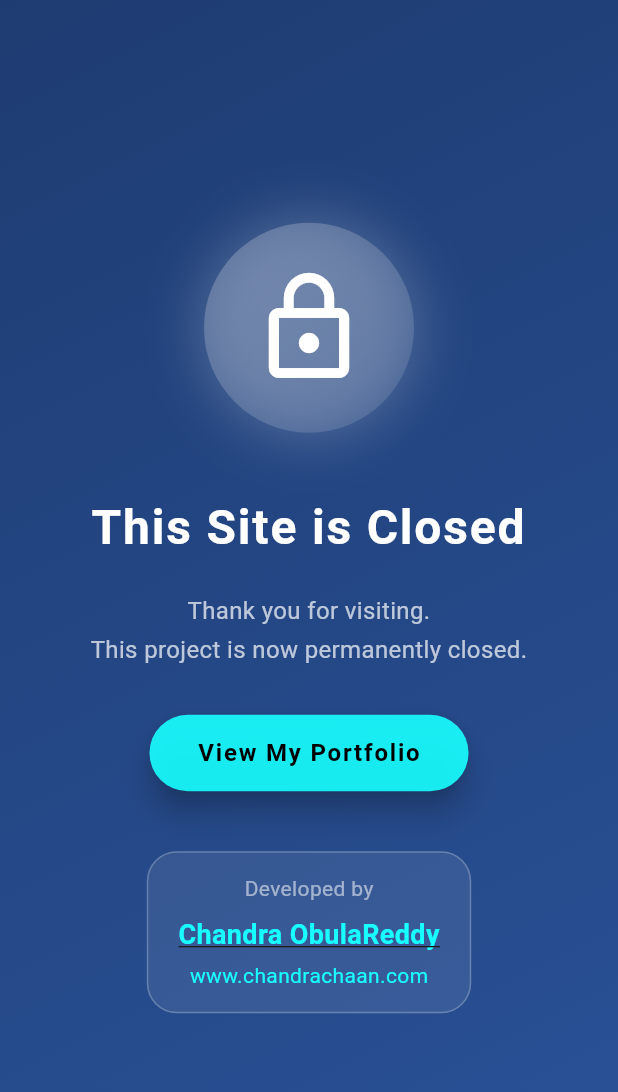
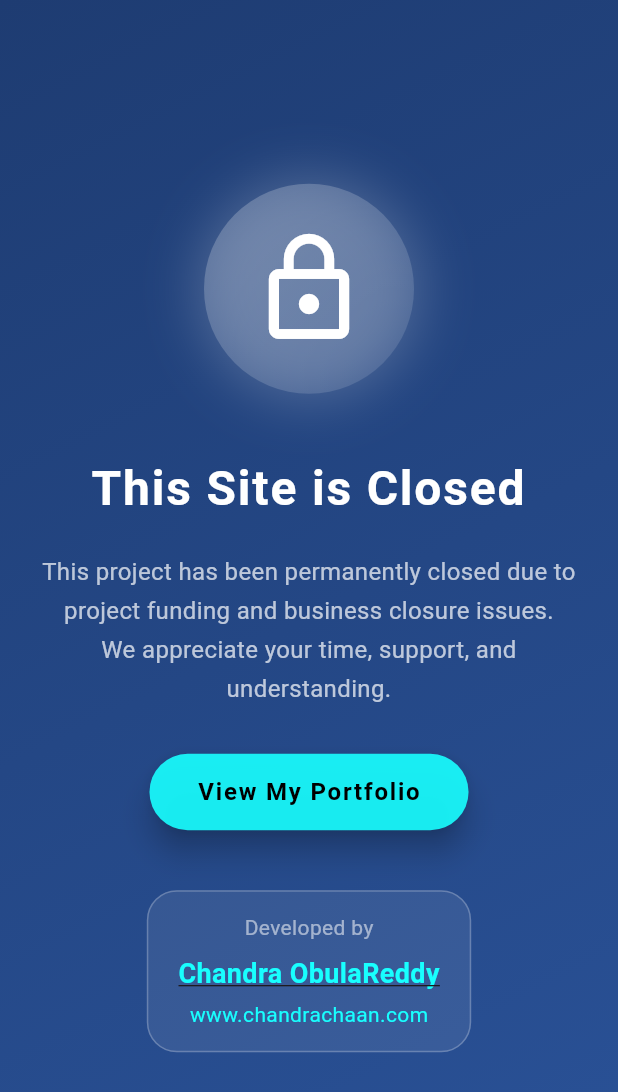
Before and after one commit to ChandraChaan/chaanova, a Flutter app: the screen it shows after launch, on a phone screen of 412 x 824 dp. Shown: the top 1092 px of the screen. Run offline on Flutter 3.47's test engine with Material 3 defaults, Android fonts, the phone set to English and light mode, and no system bars; our stand-ins replace cloud_firestore, firebase_core, firebase_messaging, flutter_local_notifications, shared_preferences, youtube_player_iframe; missing offline and left inert: dart:html, dart:js, dart:ui_web; accounts and stored records are empty.

Commit message:
text color animation

```diff
--- a/lib/siite_closed_page.dart
+++ b/lib/siite_closed_page.dart
@@ -1,8 +1,39 @@
 import 'package:flutter/material.dart';
 import 'package:url_launcher/url_launcher.dart';
 
-class SiteClosedPage extends StatelessWidget {
+class SiteClosedPage extends StatefulWidget {
   const SiteClosedPage({super.key});
+
+  @override
+  State<SiteClosedPage> createState() => _SiteClosedPageState();
+}
+
+class _SiteClosedPageState extends State<SiteClosedPage> with SingleTickerProviderStateMixin {
+  late AnimationController _controller;
+  late Animation<Color?> _colorAnimation;
+
+  @override
+  void initState() {
+    super.initState();
+    _controller = AnimationController(
+      duration: const Duration(seconds: 5),
+      vsync: this,
+    )..repeat(reverse: true);
+
+    _colorAnimation = ColorTween(
+      begin: Colors.white,
+      end: Colors.redAccent,
+    ).animate(CurvedAnimation(
+      parent: _controller,
+      curve: const Interval(0.8, 1.0, curve: Curves.easeInOut), // blink only in last 20%
+    ));
+  }
+
+  @override
+  void dispose() {
+    _controller.dispose();
+    super.dispose();
+  }
 
   void _launchPortfolio() async {
     final Uri url = Uri.parse('https://chandrachaan.com');
@@ -29,7 +60,10 @@ class SiteClosedPage extends StatelessWidget {
           child: SingleChildScrollView(
             child: Padding(
               padding: const EdgeInsets.symmetric(horizontal: 24.0),
-              child: TweenAnimationBuilder<double>(
+              child: Column(
+                mainAxisSize: MainAxisSize.min,
+                children: [
+                  TweenAnimationBuilder<double>(
                     duration: const Duration(milliseconds: 1200),
                     tween: Tween<double>(begin: 0, end: 1),
                     curve: Curves.easeOutBack,
@@ -42,10 +76,7 @@ class SiteClosedPage extends StatelessWidget {
                         ),
                       );
                     },
-                child: Column(
-                  mainAxisSize: MainAxisSize.min,
-                  children: [
-                    Container(
+                    child: Container(
                       padding: const EdgeInsets.all(30),
                       decoration: BoxDecoration(
                         shape: BoxShape.circle,
@@ -68,20 +99,26 @@ class SiteClosedPage extends StatelessWidget {
                         color: Colors.white,
                       ),
                     ),
+                  ),
                   const SizedBox(height: 40),
-                    const Text(
+                  AnimatedBuilder(
+                    animation: _colorAnimation,
+                    builder: (context, child) {
+                      return Text(
                         'This Site is Closed',
                         textAlign: TextAlign.center,
                         style: TextStyle(
                           fontSize: 32,
                           fontWeight: FontWeight.bold,
-                        color: Colors.white,
+                          color: _colorAnimation.value,
                           letterSpacing: 1.2,
                         ),
+                      );
+                    },
                   ),
                   const SizedBox(height: 20),
                   const Text(
-                      'Thank you for visiting.\nThis project is now permanently closed.',
+                    'This project has been permanently closed due to project funding and business closure issues.\nWe appreciate your time, support, and understanding.',
                     textAlign: TextAlign.center,
                     style: TextStyle(
                       fontSize: 16,
@@ -160,7 +197,6 @@ class SiteClosedPage extends StatelessWidget {
           ),
         ),
       ),
-      ),
     );
   }
 }
```
Lines whose indentation alone changed are shown as unchanged.
